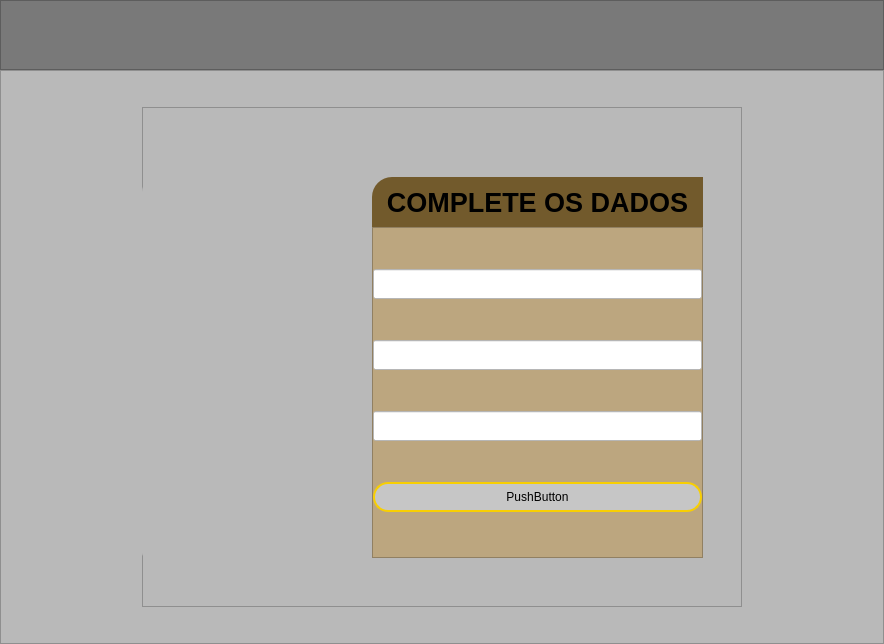
Before: the Qt Designer form uic/addmesas.ui in Lum000/Comanda2.0, drawn with Qt 5.
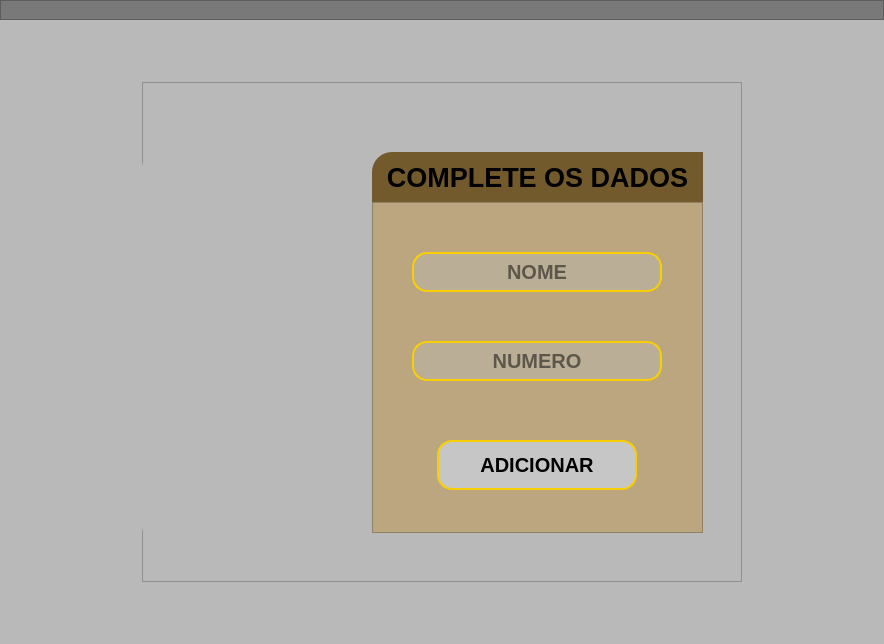
After: the same form once the commit is applied. Icons and pictures are not drawn.

Patch:
```diff
--- a/uic/addmesas.ui
+++ b/uic/addmesas.ui
@@ -34,14 +34,14 @@
      <widget class="QFrame" name="frame">
       <property name="minimumSize">
        <size>
-        <width>70</width>
+        <width>20</width>
         <height>0</height>
        </size>
       </property>
       <property name="maximumSize">
        <size>
         <width>16777215</width>
-        <height>70</height>
+        <height>20</height>
        </size>
       </property>
       <property name="styleSheet">
@@ -57,16 +57,34 @@
     </item>
     <item>
      <widget class="QFrame" name="frame_2">
+      <property name="autoFillBackground">
+       <bool>true</bool>
+      </property>
       <property name="styleSheet">
        <string notr="true">background-color: rgb(185, 185, 185);</string>
       </property>
       <property name="frameShape">
-       <enum>QFrame::StyledPanel</enum>
+       <enum>QFrame::NoFrame</enum>
       </property>
       <property name="frameShadow">
        <enum>QFrame::Raised</enum>
       </property>
       <layout class="QGridLayout" name="gridLayout">
+       <property name="leftMargin">
+        <number>0</number>
+       </property>
+       <property name="topMargin">
+        <number>0</number>
+       </property>
+       <property name="rightMargin">
+        <number>0</number>
+       </property>
+       <property name="bottomMargin">
+        <number>0</number>
+       </property>
+       <property name="spacing">
+        <number>0</number>
+       </property>
        <item row="0" column="0">
         <widget class="QFrame" name="frame_3">
          <property name="maximumSize">
@@ -75,6 +93,9 @@
            <height>500</height>
           </size>
          </property>
+         <property name="styleSheet">
+          <string notr="true"/>
+         </property>
          <property name="frameShape">
           <enum>QFrame::StyledPanel</enum>
          </property>
@@ -96,7 +117,7 @@
 border-bottom-left-radius:5</string>
           </property>
           <property name="frameShape">
-           <enum>QFrame::StyledPanel</enum>
+           <enum>QFrame::NoFrame</enum>
           </property>
           <property name="frameShadow">
            <enum>QFrame::Raised</enum>
@@ -136,53 +157,117 @@
            <property name="bottomMargin">
             <number>0</number>
            </property>
-           <item>
-            <widget class="QLineEdit" name="lineEdit">
-             <property name="maximumSize">
+           <item alignment="Qt::AlignHCenter">
+            <widget class="QLineEdit" name="nome">
+             <property name="minimumSize">
               <size>
-               <width>16777215</width>
-               <height>30</height>
+               <width>250</width>
+               <height>40</height>
               </size>
              </property>
-             <property name="styleSheet">
-              <string notr="true">background-color: rgb(255, 255, 255);</string>
-             </property>
-            </widget>
-           </item>
-           <item>
-            <widget class="QLineEdit" name="lineEdit_2">
              <property name="maximumSize">
               <size>
-               <width>16777215</width>
-               <height>30</height>
+               <width>200</width>
+               <height>40</height>
               </size>
              </property>
+             <property name="font">
+              <font>
+               <pointsize>15</pointsize>
+               <weight>75</weight>
+               <bold>true</bold>
+              </font>
+             </property>
              <property name="styleSheet">
-              <string notr="true">background-color: rgb(255, 255, 255);</string>
+              <string notr="true">QLineEdit{
+background-color: rgba(185, 185, 185,100);
+border:2px solid rgb(248, 207, 2);
+border-radius:15px;
+}
+QLineEdit:hover{
+background-color: rgb(185, 185, 185);
+border:3px solid rgb(248, 207, 2)
+}</string>
              </property>
+             <property name="maxLength">
+              <number>16</number>
+             </property>
+             <property name="alignment">
+              <set>Qt::AlignCenter</set>
+             </property>
+             <property name="placeholderText">
+              <string>NOME</string>
+             </property>
             </widget>
            </item>
-           <item>
-            <widget class="QLineEdit" name="lineEdit_3">
+           <item alignment="Qt::AlignHCenter">
+            <widget class="QLineEdit" name="numero">
+             <property name="minimumSize">
+              <size>
+               <width>250</width>
+               <height>40</height>
+              </size>
+             </property>
              <property name="maximumSize">
               <size>
                <width>16777215</width>
-               <height>30</height>
+               <height>40</height>
               </size>
              </property>
+             <property name="font">
+              <font>
+               <pointsize>15</pointsize>
+               <weight>75</weight>
+               <bold>true</bold>
+              </font>
+             </property>
              <property name="styleSheet">
-              <string notr="true">background-color: rgb(255, 255, 255);</string>
+              <string notr="true">QLineEdit{
+background-color: rgba(185, 185, 185,100);
+border:2px solid rgb(248, 207, 2);
+border-radius:15px;
+}
+QLineEdit:hover{
+background-color: rgb(185, 185, 185);
+border:3px solid rgb(248, 207, 2)
+}</string>
              </property>
+             <property name="maxLength">
+              <number>16</number>
+             </property>
+             <property name="alignment">
+              <set>Qt::AlignCenter</set>
+             </property>
+             <property name="placeholderText">
+              <string>NUMERO</string>
+             </property>
             </widget>
            </item>
-           <item>
-            <widget class="QPushButton" name="pushButton">
+           <item alignment="Qt::AlignHCenter">
+            <widget class="QPushButton" name="adicionar">
+             <property name="minimumSize">
+              <size>
+               <width>200</width>
+               <height>50</height>
+              </size>
+             </property>
              <property name="maximumSize">
               <size>
-               <width>16777215</width>
+               <width>200</width>
                <height>30</height>
               </size>
              </property>
+             <property name="font">
+              <font>
+               <pointsize>15</pointsize>
+               <weight>75</weight>
+               <italic>false</italic>
+               <bold>true</bold>
+               <underline>false</underline>
+               <strikeout>false</strikeout>
+               <stylestrategy>PreferDefault</stylestrategy>
+              </font>
+             </property>
              <property name="styleSheet">
               <string notr="true">QPushButton{
 background-color: rgb(198, 198, 198);
@@ -202,7 +287,10 @@
 }</string>
              </property>
              <property name="text">
-              <string>PushButton</string>
+              <string>ADICIONAR</string>
+             </property>
+             <property name="shortcut">
+              <string>Return</string>
              </property>
             </widget>
            </item>
```
